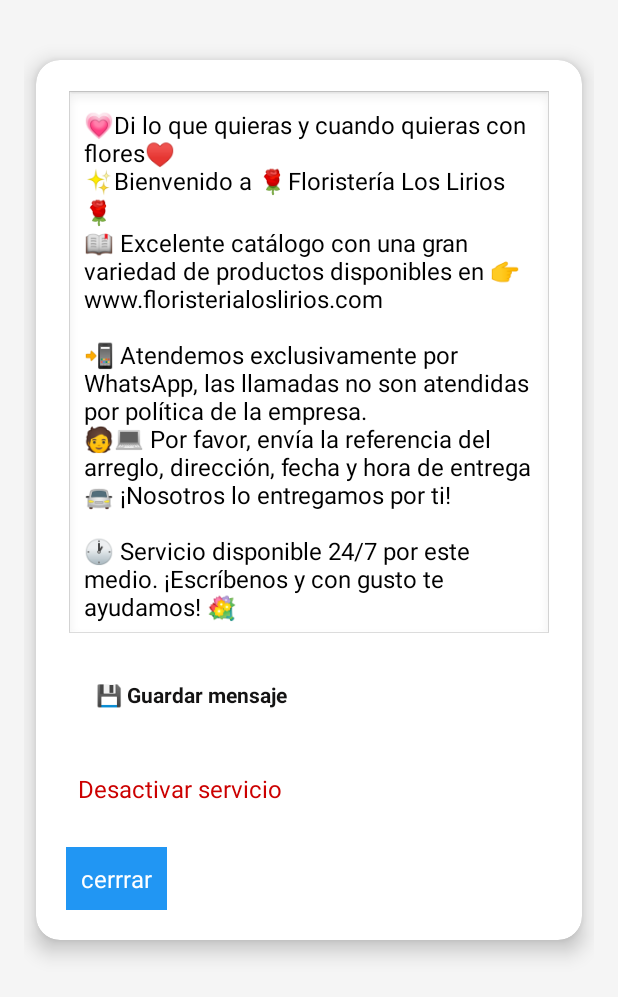
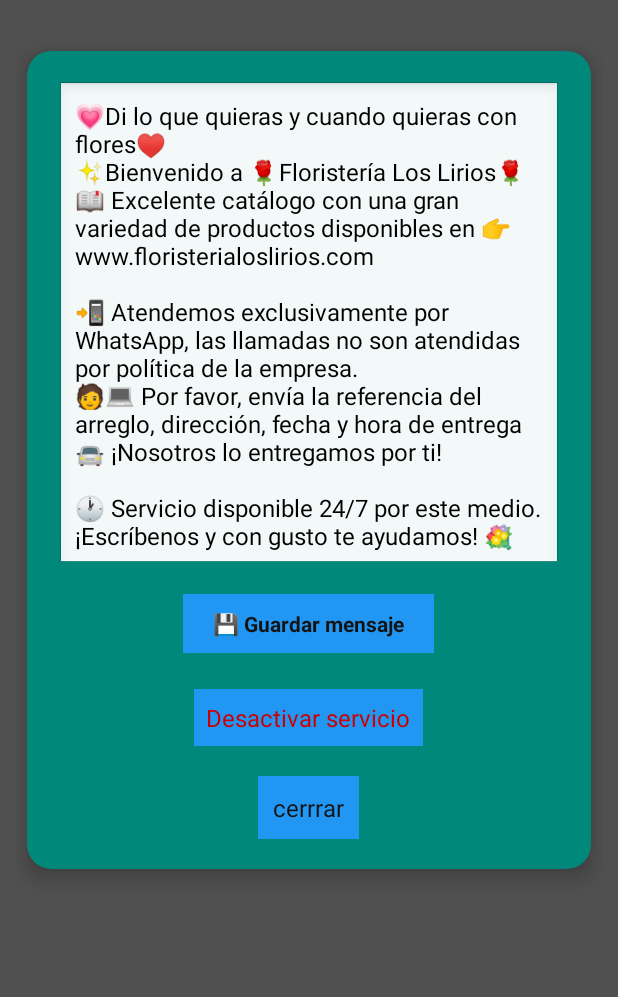
Before and after one commit to CreativeMB/MSM, an Android app: the screen it shows after launch (MainActivity), on a phone screen of 412 x 824 dp. Shown: the top 997 px of the screen. Run offline under Robolectric (Android 15) with nearby library versions, the phone set to English and light mode, and no system bars.

Commit message:
Refactor: UI improvements and log cleanup
This commit updates the UI of `MainActivity` with new background colors and padding adjustments. It also removes a `Toast` message and some diagnostic logs.

Key changes:
- `activity_main.xml`:
    - Changed the root background color from `#F5F5F5` to `#505050`.
    - Adjusted padding in the `ScrollView` from `16dp` to `10dp`.
    - Set the `CardView` background color to `#00897B` and aligned its content to `center_horizontal`.
    - Updated background and text colors for "💾 Guardar mensaje" and "cerrrar" buttons.
- `MainActivity.kt`:
    - Removed a `Toast` message that was shown when selecting a WhatsApp application.
    - Removed diagnostic logs related to checking installed WhatsApp applications.

```diff
--- a/app/src/main/java/com/creativem/msm/MainActivity.kt
+++ b/app/src/main/java/com/creativem/msm/MainActivity.kt
@@ -152,7 +152,6 @@ class MainActivity : AppCompatActivity() {
                     PreferenceManager.getDefaultSharedPreferences(this@MainActivity).edit()
                         .putString("selected_whatsapp_package", selectedApp.packageName)
                         .apply()
-                    Toast.makeText(this@MainActivity, "Usando ${selectedApp.displayName}", Toast.LENGTH_SHORT).show()
                 }
             }
             override fun onNothingSelected(parent: AdapterView<*>?) {}
@@ -215,10 +214,6 @@ class MainActivity : AppCompatActivity() {
         if (isPackageInstalled("com.whatsapp.w4b", packageManager)) {
             installedApps.add(WhatsAppAppInfo("WhatsApp Business", "com.whatsapp.w4b"))
         }
-
-        // Estos logs ahora deberían mostrar el resultado correcto
-        Log.d("WhatsAppCheck", "Número de apps de WhatsApp encontradas: ${installedApps.size}")
-        Log.d("WhatsAppCheck", "Apps encontradas: ${installedApps.joinToString { it.displayName }}")
 
         this.whatsAppAppList = installedApps
         val prefs = PreferenceManager.getDefaultSharedPreferences(this)
--- a/app/src/main/res/layout/activity_main.xml
+++ b/app/src/main/res/layout/activity_main.xml
@@ -5,12 +5,12 @@
     android:layout_height="match_parent"
     xmlns:tools="http://schemas.android.com/tools"
     android:fitsSystemWindows="true"
-    android:background="#F5F5F5">
+    android:background="#505050">
 
     <ScrollView
         android:layout_width="match_parent"
         android:layout_height="match_parent"
-        android:padding="16dp">
+        android:padding="10dp">
 
         <androidx.cardview.widget.CardView
             android:layout_width="match_parent"
@@ -20,12 +20,13 @@
             android:layout_marginTop="24dp"
             android:layout_marginBottom="24dp"
             android:layout_marginHorizontal="8dp"
-            android:background="@android:color/white">
+            card_view:cardBackgroundColor="#00897B">
 
             <LinearLayout
                 android:layout_width="match_parent"
                 android:layout_height="wrap_content"
                 android:orientation="vertical"
+                android:gravity="center_horizontal"
                 android:padding="20dp">
 
 
@@ -47,6 +48,7 @@
                     android:text="💾 Guardar mensaje"
                     android:textColor="#141313"
                     android:backgroundTint="#2196F3"
+                    android:background="#2196F3"
                     android:paddingHorizontal="20dp"
                     android:paddingVertical="10dp"
                     android:layout_marginTop="16dp"
@@ -61,7 +63,7 @@
                     android:textColor="@android:color/holo_red_dark"
                     android:layout_marginTop="24dp"
                     android:padding="8dp"
-                    android:background="?attr/selectableItemBackground"
+                    android:background="#2196F3"
                     android:clickable="true"
                     android:focusable="true" />
                 <TextView
@@ -69,7 +71,7 @@
                     android:layout_width="wrap_content"
                     android:layout_height="wrap_content"
                     android:text="cerrrar"
-                    android:textColor="#ffffff"
+                    android:textColor="#121212"
                     android:background="#2196F3"
                     android:padding="10dp"
                     android:layout_marginTop="20dp"
```
